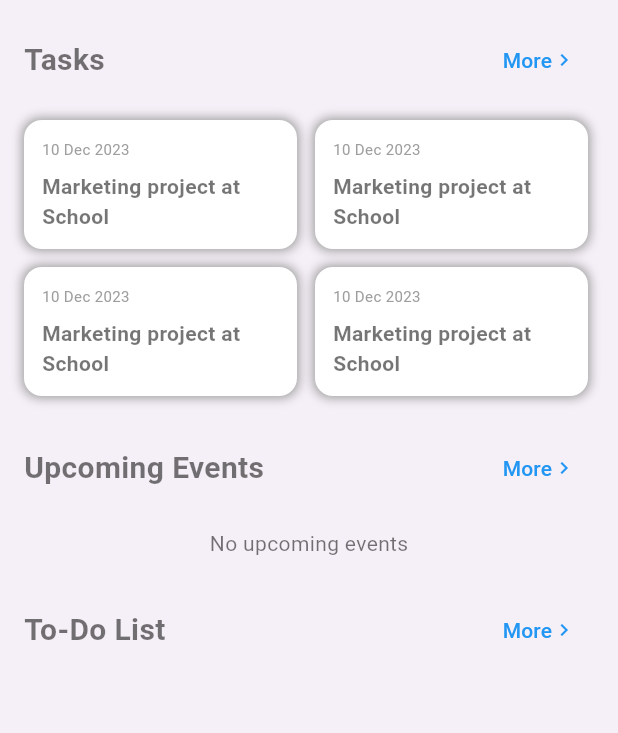
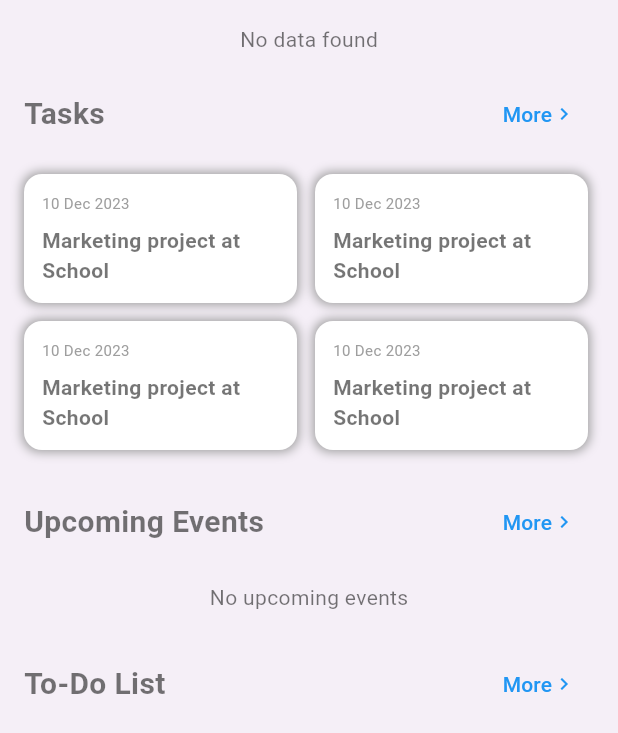
Before and after one commit to RajanithBandara/nsbm_student_academic_tracker, a Flutter app: the DashboardScreen screen opened directly, on a phone screen of 412 x 824 dp. Shown: the top 733 px of the screen. Run offline on Flutter 3.47's test engine with Material 3 defaults, Android fonts, the phone set to English and light mode, and no system bars; drawn by our look-alikes of dynamic_color; our stand-ins replace awesome_notifications, cloud_firestore, firebase_auth, firebase_core, fl_chart, flutter_staggered_animations and 5 more; accounts and stored records are empty.

Commit message:
Dashboard testing

```diff
--- a/lib/pages/dashboard.dart
+++ b/lib/pages/dashboard.dart
@@ -14,6 +14,8 @@ class DashboardScreen extends StatelessWidget {
           child: Column(
             crossAxisAlignment: CrossAxisAlignment.start,
             children: [
+              DashboardHelper.buildUserSection(context),
+              const SizedBox(height: 16),
               DashboardHelper.buildSectionHeader(context, 'Tasks', true),
               const SizedBox(height: 16),
               DashboardHelper.buildTasksSection(context),
--- a/lib/pages/dashboardhelper.dart
+++ b/lib/pages/dashboardhelper.dart
@@ -1,12 +1,61 @@
 import 'package:cloud_firestore/cloud_firestore.dart';
 import 'package:firebase_auth/firebase_auth.dart';
 import 'package:flutter/material.dart';
-import 'package:flutter/services.dart';
 import 'package:intl/intl.dart';
-import 'package:hive_flutter/hive_flutter.dart';
 import '../models/event_model.dart';
+import '../models/userdata_model.dart';
 
 class DashboardHelper {
+   static Widget buildUserSection(BuildContext context) {
+    final User? user = FirebaseAuth.instance.currentUser;
+    if (user == null) return const Center(child: Text("No user logged in"));
+
+    return StreamBuilder<DocumentSnapshot>(
+      stream: FirebaseFirestore.instance.collection("student").doc(user.uid).collection("userInfo").doc("details").snapshots(),
+      builder: (context, snapshot) {
+        if (snapshot.connectionState == ConnectionState.waiting) {
+          return const Center(child: CircularProgressIndicator());
+        }
+        if (!snapshot.hasData || snapshot.data?.data() == null) {
+          return const Center(child: Text("No data found"));
+        }
+
+        final data = snapshot.data!.data() as Map<String, dynamic>;
+        final student = UserDataModel(
+          userName: data['userName'] ?? '',
+         photoURL: data['profilePic'] ?? '',
+          courseName: data['courseName'] ?? '',
+          age: data['age'] ?? 0,
+          idNumber: data['idNumber'] ?? '',
+          email: data['email'] ?? '',
+        );
+
+        return Row(
+          children: [
+            CircleAvatar(
+              radius: 40,
+              backgroundImage: student.photoURL.isNotEmpty
+                  ? NetworkImage(student.photoURL)
+                  : const AssetImage('assets/default_avatar.png'),
+            ),
+            const SizedBox(width: 12),
+            Column(
+              crossAxisAlignment: CrossAxisAlignment.start,
+              children: [
+                Text("Welcome, ${student.userName}!", style: Theme.of(context).textTheme.headlineSmall),
+                const Text("Have a great day ahead!", style: TextStyle(color: Colors.grey)),
+              ],
+            ),
+          ],
+        );
+      },
+    );
+  }
+
+
+
+
+
 
   static Widget buildSectionHeader(BuildContext context, String title, bool showMore) {
     return Row(
@@ -36,7 +85,7 @@ class DashboardHelper {
       runSpacing: 12,
       children: List.generate(
         4,
-            (index) => buildTaskCard(context, 'Marketing project at School'),
+        (index) => buildTaskCard(context, 'Marketing project at School'),
       ),
     );
   }
@@ -66,7 +115,6 @@ class DashboardHelper {
       ),
     );
   }
-
 
   static Widget buildEventsSection(BuildContext context) {
     return FutureBuilder<List<EventModel>>(
@@ -166,4 +214,39 @@ class DashboardHelper {
       return [];
     }
   }
+
+  static Widget buildUserDataSection(BuildContext context) {
+    final User? user = FirebaseAuth.instance.currentUser;
+    if (user == null) return const Center(child: Text("No user logged in"));
+
+    return StreamBuilder<DocumentSnapshot>(
+      stream: FirebaseFirestore.instance.collection("student").doc(user.uid).snapshots(),
+      builder: (context, snapshot) {
+        if (snapshot.connectionState == ConnectionState.waiting) {
+          return const Center(child: CircularProgressIndicator());
+        }
+        if (!snapshot.hasData || snapshot.data?.data() == null) {
+          return const Center(child: Text("No data found"));
+        }
+
+        final data = snapshot.data!.data() as Map<String, dynamic>;
+        final student = UserDataModel(
+          userName: data['userName'] ?? '',
+          courseName: data['courseName'] ?? '',
+          age: data['age'] ?? 0,
+          idNumber: data['idNumber'] ?? '',
+          email: data['email'] ?? '',
+          gpa: (data['gpa'] ?? 0.0).toDouble(),
+        );
+
+        return Column(
+          children: [
+            Text(student.userName, style: Theme.of(context).textTheme.headlineMedium),
+            Text("Course: ${student.courseName}"),
+            Text("Email: ${student.email}"),
+          ],
+        );
+      },
+    );
+  }
 }
```
